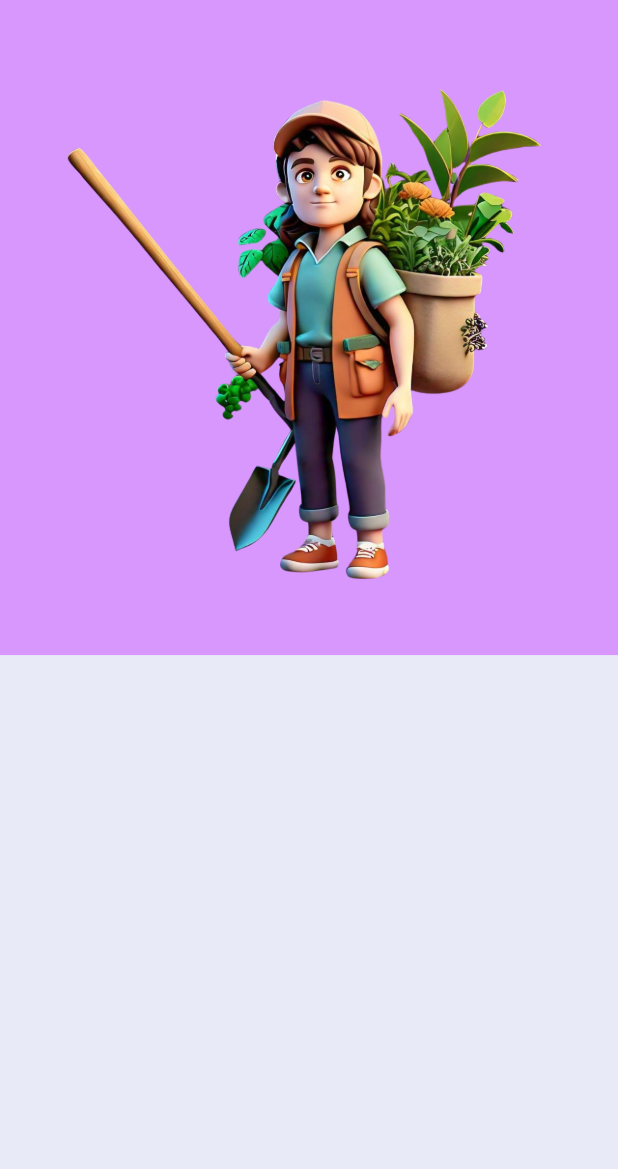
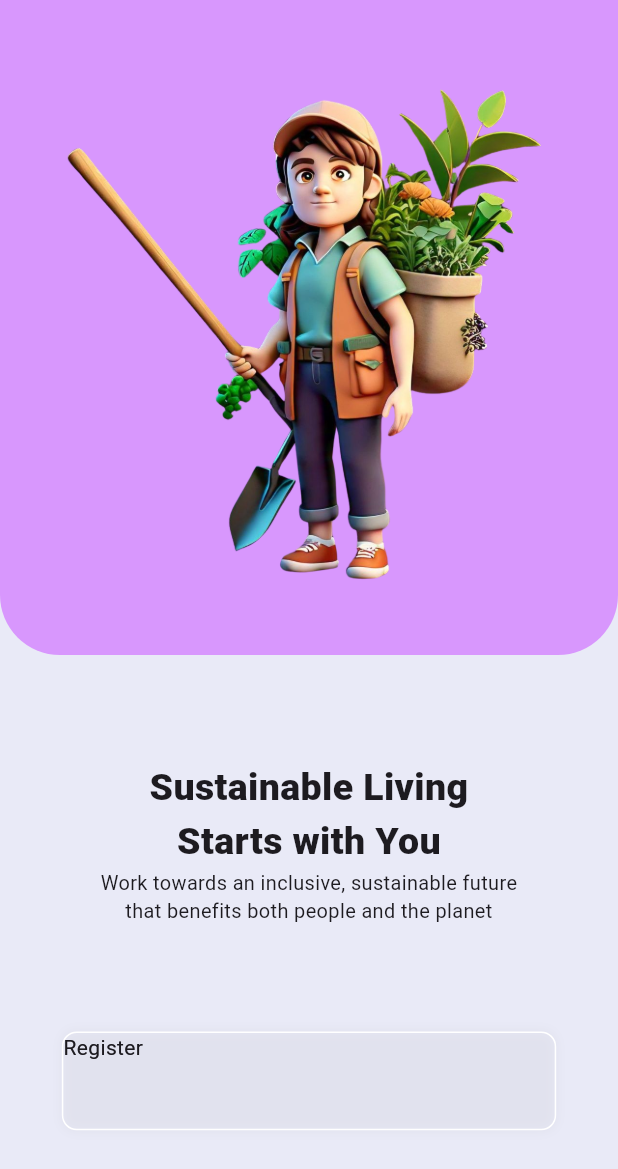
Before and after one commit to Adityasawant1/Avalon, a Flutter app: the screen it shows after launch, on a phone screen of 412 x 824 dp. Shown: the top 1169 px of the screen. Run offline on Flutter 3.47's test engine with Material 3 defaults, Android fonts, the phone set to English and light mode, and no system bars.

Commit message:
register and sign in buttons are crate

```diff
--- a/lib/pages/login_page.dart
+++ b/lib/pages/login_page.dart
@@ -12,7 +12,9 @@ class LoginPage extends StatelessWidget {
         color: backgroundColor1,
         width: size.width,
         height: size.height,
-        child: Stack(children: [
+        child: Column(
+          children: [
+            Stack(children: [
               Align(
                 alignment: Alignment.topCenter,
                 child: Container(
@@ -20,7 +22,10 @@ class LoginPage extends StatelessWidget {
                   width: size.width,
                   decoration: BoxDecoration(
                       color: primaryColor,
-                  image: DecorationImage(
+                      borderRadius: const BorderRadius.only(
+                          bottomLeft: Radius.circular(40),
+                          bottomRight: Radius.circular(40)),
+                      image: const DecorationImage(
                         image: AssetImage(
                           "assets/images/login.png",
                         ),
@@ -28,6 +33,64 @@ class LoginPage extends StatelessWidget {
                 ),
               )
             ]),
+            const Spacer(),
+            Padding(
+              padding: const EdgeInsets.symmetric(
+                horizontal: 40.0,
+              ),
+              child: Container(
+                child: const Column(
+                  children: [
+                    Text(
+                      "Sustainable Living \nStarts with You",
+                      style: TextStyle(
+                        fontSize: 25,
+                        fontWeight: FontWeight.w900,
+                      ),
+                      textAlign: TextAlign.center,
+                    ),
+                    Text(
+                      "Work towards an inclusive, sustainable future \nthat benefits both people and the planet",
+                      style: TextStyle(
+                        fontSize: 13.3,
+                        fontWeight: FontWeight.w400,
+                      ),
+                      textAlign: TextAlign.center,
+                    ),
+                  ],
+                ),
+              ),
+            ),
+            Spacer(),
+            Row(
+              mainAxisAlignment: MainAxisAlignment.center,
+              children: [
+                Container(
+                  width: size.width * 0.8,
+                  height: size.height * 0.08,
+                  decoration: BoxDecoration(
+                      borderRadius: BorderRadius.circular(10),
+                      border: Border.all(
+                        color: Colors.white,
+                      ),
+                      boxShadow: [
+                        BoxShadow(
+                            blurRadius: 5,
+                            spreadRadius: 0.5,
+                            color: Colors.grey.withOpacity(0.1))
+                      ]),
+                  child: Stack(
+                    children: [
+                      Text("Register"),
+                      Text("Register"),
+                    ],
+                  ),
+                ),
+              ],
+            ),
+            Spacer(),
+          ],
+        ),
       ),
     );
   }
--- a/pubspec.yaml
+++ b/pubspec.yaml
@@ -35,6 +35,7 @@ dependencies:
   # The following adds the Cupertino Icons font to your application.
   # Use with the CupertinoIcons class for iOS style icons.
   cupertino_icons: ^1.0.6
+  google_nav_bar: ^5.0.6
 
 
 dev_dependencies:
```
Also changed, not shown: pubspec.lock. Lines whose indentation alone changed are shown as unchanged.
